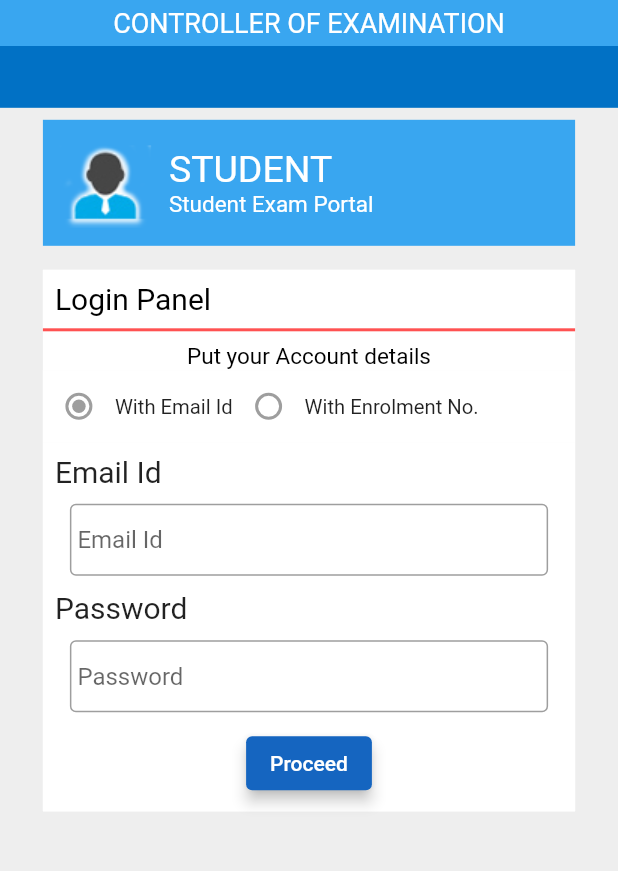
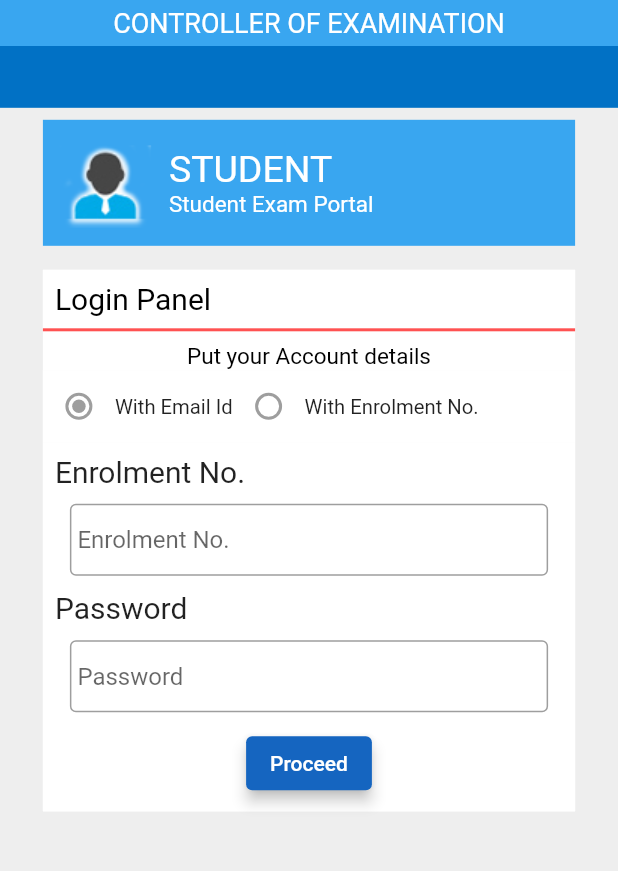
Before and after one commit to Muskan-Khan/Jamia-Students-Portal-App, a Flutter app: the screen it shows after launch, scrolled down 109 dp, after a tap on "Proceed", on a phone screen of 412 x 824 dp, the part 17-888 px from its top. Run offline on Flutter 3.47's test engine with Material 2 defaults, Android fonts, the phone set to English and light mode, and no system bars; missing offline and left inert: postgres.

Commit message:
Login Using Enrolment No. implemented successfully

```diff
--- a/students_portal/lib/internal_screens/login.dart
+++ b/students_portal/lib/internal_screens/login.dart
@@ -164,10 +164,12 @@ class _LoginFieldHeadState extends State<LoginFieldHead> {
                         ],
                       ),
                     )),
-                    const LoginWithEmail(
+                    // const LoginWithEmail(
+                    //   key: null,
+                    const LoginWithEnrolment(
                       key: null,
+                    ),
                     // getCredentials: setCredentials(userID!, userPassword!)
-                    ),
                   ],
                 ),
               ),
@@ -180,7 +182,7 @@ class _LoginFieldHeadState extends State<LoginFieldHead> {
 }
 
 class LoginWithEmail extends StatefulWidget {
-  const LoginWithEmail({Key? key, getCredentials}) : super(key: key);
+  const LoginWithEmail({Key? key}) : super(key: key);
 
   @override
   _LoginWithEmailState createState() => _LoginWithEmailState();
@@ -314,50 +316,121 @@ class LoginWithEnrolment extends StatefulWidget {
 }
 
 class _LoginWithEnrolmentState extends State<LoginWithEnrolment> {
+  final _formKey = GlobalKey<FormState>();
+
+  final userEnrolment = TextEditingController();
+  final userPassword = TextEditingController();
+
+  DatabaseConnectivity con = DatabaseConnectivity(
+      "10.0.2.2", 5432, "StudentsPortal", "postgres", "Latitude21");
+  processEnrolmentInput() async {
+    await con.connect();
+    List<List<dynamic>> allColumns = await con.getAllColumns();
+    String studentsName = " ";
+    bool isValidUser(TextEditingController userEnrolment,
+        TextEditingController userPassword) {
+      for (final row in allColumns) {
+        String id = row[0];
+        String password = row[2];
+        print(id);
+        print(password);
+        if (userEnrolment.text == id && userPassword.text == password) {
+          studentsName = row[3];
+          return true;
+        }
+      }
+      return false;
+    }
+
+    final x = isValidUser(userEnrolment, userPassword);
+    // print(x);
+//x true signifies a valid user as it is a future it must be assigned before it can be used
+    if (x) {
+      print("Login Successful");
+
+      Navigator.push(
+        context,
+        MaterialPageRoute(
+          builder: (context) => LoggedInCandidateDashboard(
+            enrolment: studentsName,
+          ),
+        ),
+      );
+    } else {
+      print("Invalid Credentials");
+      Navigator.push(
+        context,
+        MaterialPageRoute(builder: (context) => const InvalidCredentials()),
+      );
+    }
+    // await con.connection.close();
+  }
+
+  @override
+  void initState() {
+    super.initState();
+  }
+
+  @override
+  void dispose() {
+    // Clean up the controller when the widget is disposed.
+    userEnrolment.dispose();
+    userPassword.dispose();
+    super.dispose();
+  }
+
   @override
   Widget build(BuildContext context) {
     return Material(
+        child: Container(
+      color: Colors.white,
+      child: Form(
+        key: _formKey,
         child: Padding(
           padding: const EdgeInsets.all(8.0),
           child: Column(
             crossAxisAlignment: CrossAxisAlignment.start,
             children: [
               const Text(
-            "Enrolment No",
+                "Enrolment No.",
                 textAlign: TextAlign.left,
                 style: TextStyle(fontSize: 20),
               ),
-          const Padding(
-            padding: EdgeInsets.all(15.0),
-            child: TextField(
-              decoration: InputDecoration(
+              Padding(
+                  padding: const EdgeInsets.all(10.0),
+                  child: TextFormField(
+                    // validator: null,
+                    controller: userEnrolment,
+                    decoration: const InputDecoration(
                         border: OutlineInputBorder(),
-                  hintText: 'Enrolment No',
-                  contentPadding: EdgeInsets.all(5.0)),
-            ),
-          ),
+                        hintText: "Enrolment No.",
+                        contentPadding: EdgeInsets.fromLTRB(5, 1, 5, 1)),
+                  )),
               const Text("Password",
                   textAlign: TextAlign.left, style: TextStyle(fontSize: 20)),
-          const Padding(
-            padding: EdgeInsets.all(15.0),
-            child: TextField(
-              decoration: InputDecoration(
+              Padding(
+                  padding: const EdgeInsets.all(10.0),
+                  child: TextFormField(
+                    controller: userPassword,
+                    // validator: null,
+                    decoration: const InputDecoration(
                         border: OutlineInputBorder(),
-                  hintText: 'Password',
-                  contentPadding: EdgeInsets.all(5.0)),
-            ),
-          ),
+                        hintText: "Password",
+                        contentPadding: EdgeInsets.fromLTRB(5, 1, 5, 1)),
+                  )),
               Center(
                 child: ElevatedButton(
                   autofocus: true,
                   clipBehavior: Clip.none,
-              onPressed: null,
+                  onPressed: processEnrolmentInput,
                   style: ElevatedButton.styleFrom(primary: Colors.blue[800]),
                   child: const Text("Proceed"),
                 ),
               )
             ],
           ),
+        ),
+      ),
     ));
   }
 }
```
Lines whose indentation alone changed are shown as unchanged.
